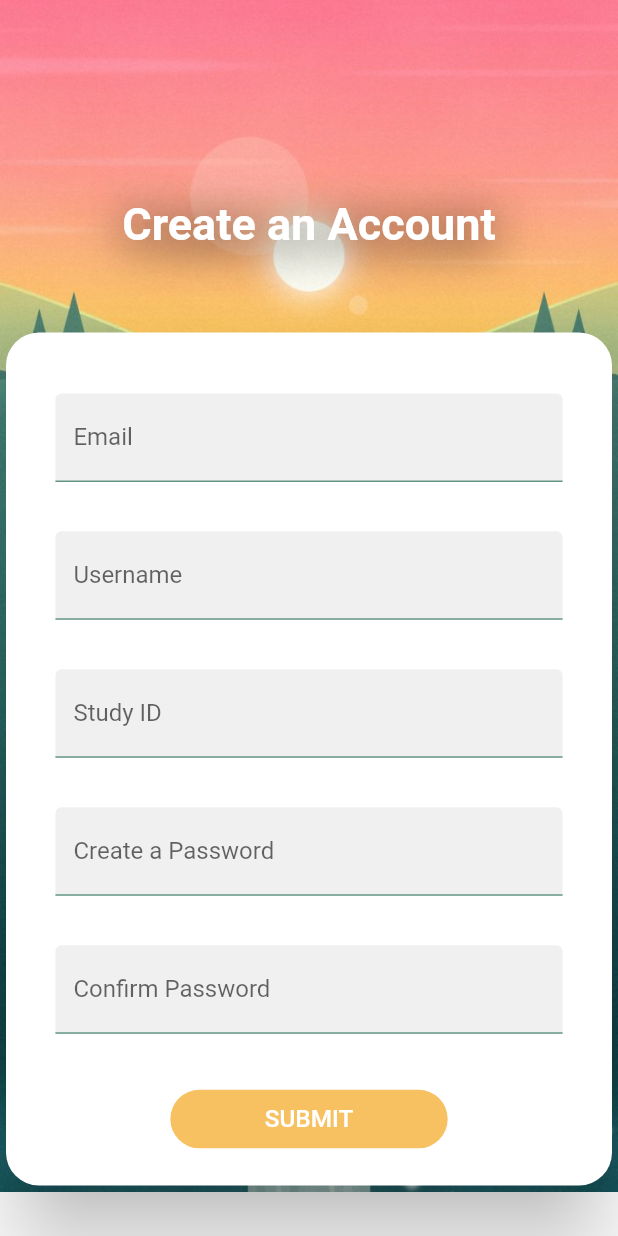
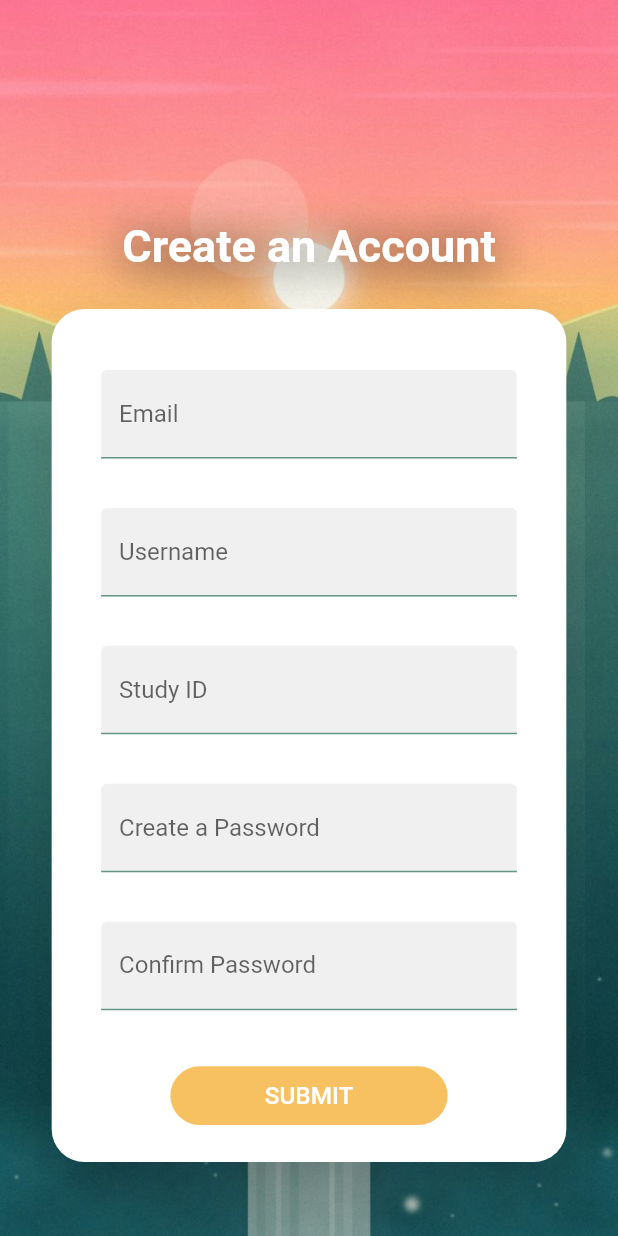
Before and after one commit to sahilmahendrakar/ARCApp, a Flutter app: the SignUpScreen screen opened directly, on a phone screen of 412 x 824 dp. Run offline on Flutter 3.47's test engine with Material 2 defaults, Android fonts, the light colour scheme and no system bars; our stand-ins replace firebase_auth, firebase_core; missing offline and left inert: dart:js; accounts and stored records are empty.

Commit message:
Fixed issue with how the sign up screen was rendering

```diff
--- a/lib/screens/Sign up/sign_up_screen.dart
+++ b/lib/screens/Sign up/sign_up_screen.dart
@@ -15,13 +15,13 @@ class SignUpScreen extends StatelessWidget {
                     image: AssetImage('assets/images/background.jpg'),
                     fit: BoxFit.cover)),
             child: SafeArea(
+                child: Center(
                   child: SingleChildScrollView(
+              child: Padding(
+                padding: EdgeInsets.all(getProportionateScreenHeight(30.0)),
                 child: Column(
                     children: [
                       Center(
-                      child: Padding(
-                          padding: EdgeInsets.all(
-                              getProportionateScreenHeight(30.0)),
                           child: Padding(
                             padding: EdgeInsets.fromLTRB(
                                 getProportionateScreenWidth(0),
@@ -45,9 +45,11 @@ class SignUpScreen extends StatelessWidget {
                                     )
                                   ]),
                             ),
-                          ))),
+                          )),
                       SignUpCard()
                     ],
+                ),
+              ),
             ),
                 ))));
   }
```
Lines whose indentation alone changed are shown as unchanged.
